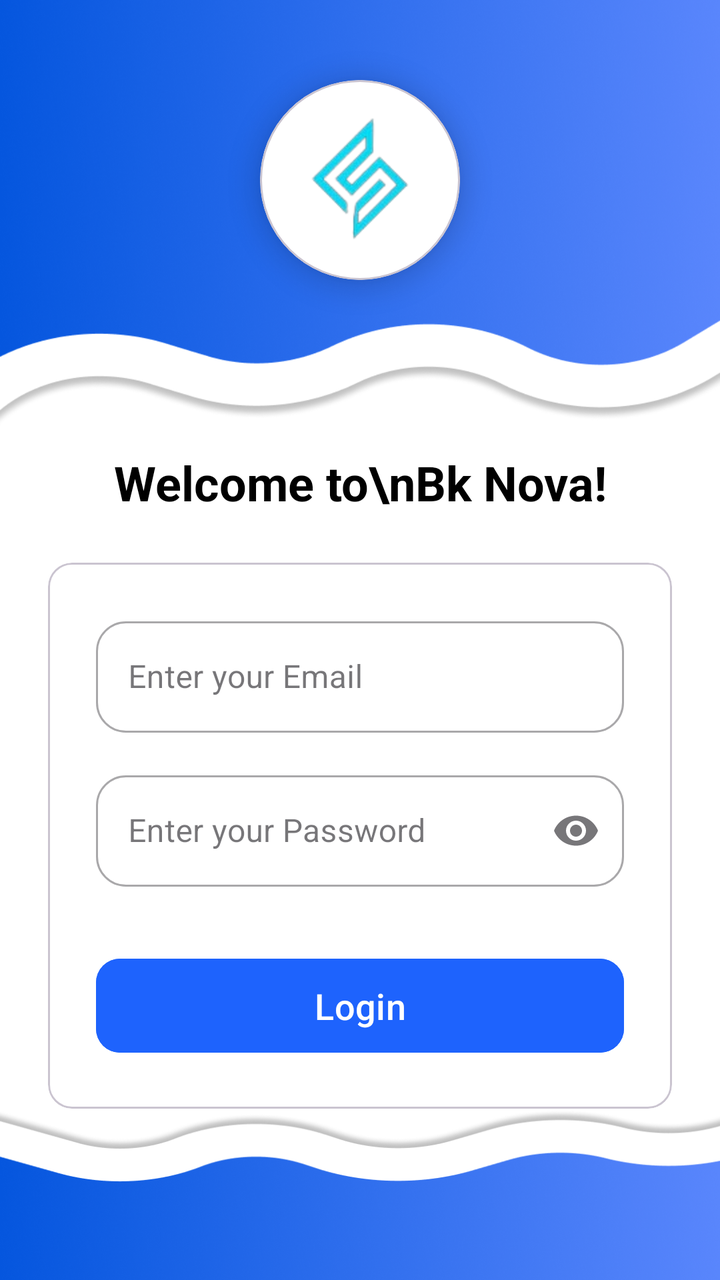
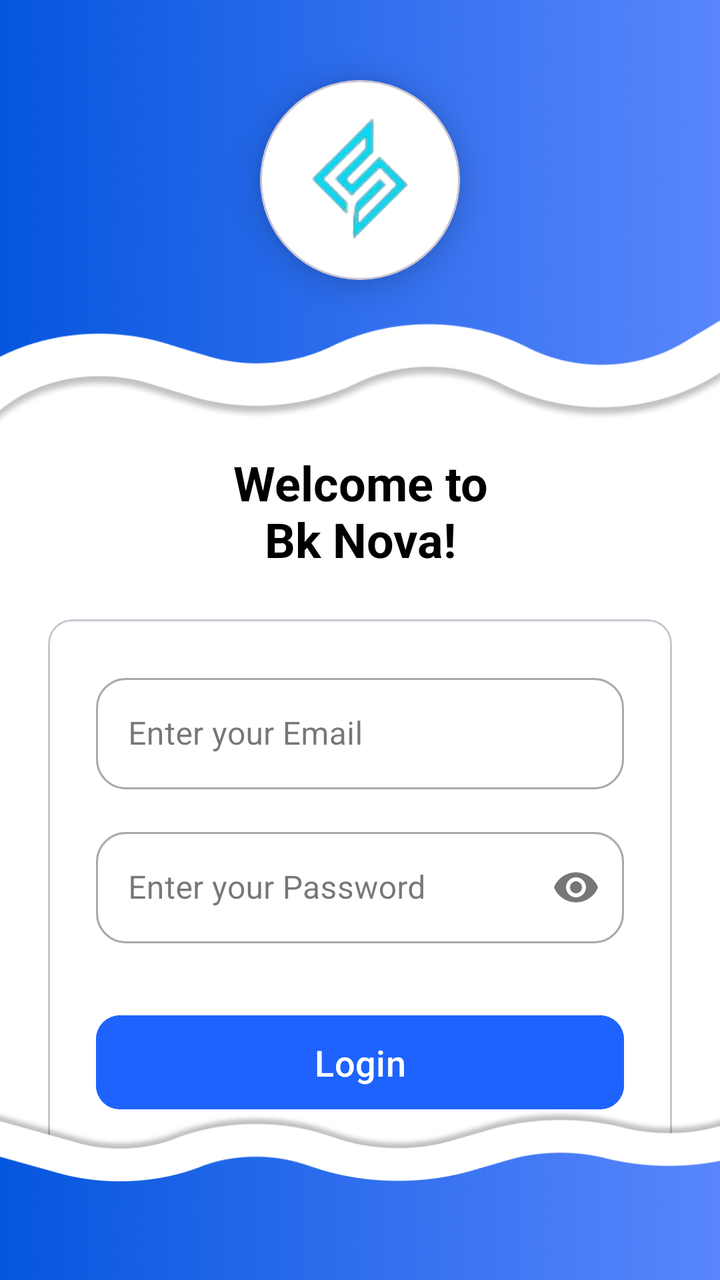

The first picture is an Android layout as it rendered before a commit; the second is the same layout after the commit. The layout source and the unified diff follow.
<!-- AndroidManifest.xml: application theme Theme.BkNova -->
<!-- res/layout/activity_login.xml -->
<?xml version="1.0" encoding="utf-8"?>
<androidx.constraintlayout.widget.ConstraintLayout xmlns:android="http://schemas.android.com/apk/res/android"
    xmlns:app="http://schemas.android.com/apk/res-auto"
    xmlns:tools="http://schemas.android.com/tools"
    android:layout_width="match_parent"
    android:layout_height="match_parent"
    android:background="#FFFFFF"
    android:id="@+id/main"
    tools:context=".activity.LoginActivity">

    
    <FrameLayout
        android:id="@+id/header_container"
        android:layout_width="match_parent"
        android:layout_height="220dp"
        android:background="@drawable/img_1"
        app:layout_constraintTop_toTopOf="parent">

        <com.google.android.material.card.MaterialCardView
            android:id="@+id/logo_card"
            android:layout_width="100dp"
            android:layout_height="100dp"
            android:layout_gravity="center"
            android:layout_marginBottom="20dp"
            app:cardBackgroundColor="@android:color/white"
            app:cardCornerRadius="50dp"
            app:cardElevation="8dp">

            <ImageView
                android:layout_width="100dp"
                android:layout_height="100dp"
                android:layout_gravity="center"
                android:src="@drawable/logo"
                tools:ignore="ContentDescription" />
        </com.google.android.material.card.MaterialCardView>
    </FrameLayout>

    
    <TextView
        android:id="@+id/tv_welcome"
        android:layout_width="wrap_content"
        android:layout_height="wrap_content"
        android:layout_marginTop="5dp"
        android:gravity="center"
        android:text="Welcome to\nBk Nova!"
        android:textColor="#000000"
        android:textSize="24sp"
        android:textStyle="bold"
        app:layout_constraintEnd_toEndOf="parent"
        app:layout_constraintStart_toStartOf="parent"
        app:layout_constraintTop_toBottomOf="@id/header_container" />

    
    <com.google.android.material.card.MaterialCardView
        android:id="@+id/login_card"
        android:layout_width="match_parent"
        android:layout_height="wrap_content"
        android:layout_marginStart="24dp"
        android:layout_marginEnd="24dp"
        android:layout_marginTop="24dp"


        app:layout_constraintEnd_toEndOf="parent"
        app:layout_constraintStart_toStartOf="parent"
        app:layout_constraintTop_toBottomOf="@id/tv_welcome">

        <LinearLayout
            android:layout_width="match_parent"
            android:layout_height="wrap_content"
            android:orientation="vertical"
            android:background="@color/white"
            android:padding="24dp">

            
            <com.google.android.material.textfield.TextInputLayout
                android:id="@+id/til_email"
                style="@style/Widget.MaterialComponents.TextInputLayout.OutlinedBox"
                android:layout_width="match_parent"
                android:layout_height="wrap_content"
                android:hint="Enter your Email"
                app:boxCornerRadiusBottomEnd="15dp"
                app:boxCornerRadiusBottomStart="15dp"
                app:boxCornerRadiusTopEnd="15dp"
                app:boxCornerRadiusTopStart="15dp">

                <com.google.android.material.textfield.TextInputEditText
                    android:layout_width="match_parent"
                    android:layout_height="wrap_content"
                    android:inputType="textEmailAddress" />
            </com.google.android.material.textfield.TextInputLayout>

            
            <com.google.android.material.textfield.TextInputLayout
                android:id="@+id/til_password"
                style="@style/Widget.MaterialComponents.TextInputLayout.OutlinedBox"
                android:layout_width="match_parent"
                android:layout_height="wrap_content"
                android:layout_marginTop="16dp"
                android:hint="Enter your Password"
                app:boxCornerRadiusBottomEnd="15dp"
                app:boxCornerRadiusBottomStart="15dp"
                app:boxCornerRadiusTopEnd="15dp"
                app:boxCornerRadiusTopStart="15dp"
                app:endIconMode="password_toggle">

                <com.google.android.material.textfield.TextInputEditText
                    android:layout_width="match_parent"
                    android:layout_height="wrap_content"
                    android:inputType="textPassword" />
            </com.google.android.material.textfield.TextInputLayout>

            
            <com.google.android.material.button.MaterialButton
                android:id="@+id/btn_login"
                android:layout_width="match_parent"
                android:layout_height="55dp"
                android:layout_marginTop="32dp"
                android:backgroundTint="#1E63FD"
                android:text="Login"
                android:textAllCaps="false"
                android:textSize="18sp"
                app:cornerRadius="12dp" />
        </LinearLayout>
    </com.google.android.material.card.MaterialCardView>

    
    <View
        android:id="@+id/bottom_bg"
        android:layout_width="match_parent"
        android:layout_height="120dp"
        android:background="@drawable/img"
        app:layout_constraintBottom_toBottomOf="parent" />

</androidx.constraintlayout.widget.ConstraintLayout>
<!-- resources referenced by this layout -->
<resources>
  <color name="white">#FFFFFFFF</color>
  <!-- drawable img: png bitmap (drawable, 131290 bytes) -->
  <!-- drawable img_1: png bitmap (drawable, 282688 bytes) -->
  <!-- drawable logo: png bitmap (drawable, 9816 bytes) -->
  <style name="Theme.BkNova" parent="Base.Theme.BkNova" />
  <style name="Base.Theme.BkNova" parent="Theme.Material3.DayNight.NoActionBar">
          
          
      </style>
</resources>

<!-- the commit's change to res/layout/activity_login.xml (unified diff, before → after) -->
@@ -42,7 +42,7 @@
         android:layout_height="wrap_content"
         android:layout_marginTop="5dp"
         android:gravity="center"
-        android:text="Welcome to\nBk Nova!"
+        android:text="@string/name_page"
         android:textColor="#000000"
         android:textSize="24sp"
         android:textStyle="bold"
@@ -53,31 +53,30 @@
     
     <com.google.android.material.card.MaterialCardView
         android:id="@+id/login_card"
-        android:layout_width="match_parent"
+        android:layout_width="0dp"
         android:layout_height="wrap_content"
         android:layout_marginStart="24dp"
         android:layout_marginEnd="24dp"
         android:layout_marginTop="24dp"
-
-
+        app:layout_constraintWidth_max="488dp"
         app:layout_constraintEnd_toEndOf="parent"
         app:layout_constraintStart_toStartOf="parent"
         app:layout_constraintTop_toBottomOf="@id/tv_welcome">
 
         <LinearLayout
             android:layout_width="match_parent"
-            android:layout_height="wrap_content"
-            android:orientation="vertical"
+            android:layout_height="wrap_content"            android:orientation="vertical"
             android:background="@color/white"
             android:padding="24dp">
 
-            
             <com.google.android.material.textfield.TextInputLayout
                 android:id="@+id/til_email"
                 style="@style/Widget.MaterialComponents.TextInputLayout.OutlinedBox"
                 android:layout_width="match_parent"
                 android:layout_height="wrap_content"
-                android:hint="Enter your Email"
+                android:hint="@string/email"
+                app:maxWidth="488dp"
+                android:layout_gravity="center_horizontal"
                 app:boxCornerRadiusBottomEnd="15dp"
                 app:boxCornerRadiusBottomStart="15dp"
                 app:boxCornerRadiusTopEnd="15dp"
@@ -89,14 +88,15 @@
                     android:inputType="textEmailAddress" />
             </com.google.android.material.textfield.TextInputLayout>
 
-            
             <com.google.android.material.textfield.TextInputLayout
                 android:id="@+id/til_password"
                 style="@style/Widget.MaterialComponents.TextInputLayout.OutlinedBox"
                 android:layout_width="match_parent"
                 android:layout_height="wrap_content"
                 android:layout_marginTop="16dp"
-                android:hint="Enter your Password"
+                android:hint="@string/password"
+                app:maxWidth="488dp"
+                android:layout_gravity="center_horizontal"
                 app:boxCornerRadiusBottomEnd="15dp"
                 app:boxCornerRadiusBottomStart="15dp"
                 app:boxCornerRadiusTopEnd="15dp"
@@ -112,11 +112,14 @@
             
             <com.google.android.material.button.MaterialButton
                 android:id="@+id/btn_login"
-                android:layout_width="match_parent"
+                android:layout_width="wrap_content"
                 android:layout_height="55dp"
                 android:layout_marginTop="32dp"
+                android:layout_gravity="center_horizontal"
+                android:minWidth="280dp"
+                android:maxWidth="320dp"
                 android:backgroundTint="#1E63FD"
-                android:text="Login"
+                android:text="@string/login"
                 android:textAllCaps="false"
                 android:textSize="18sp"
                 app:cornerRadius="12dp" />
<!-- resource entries referenced after the edit -->
@@ -4,6 +4,10 @@
   <!-- drawable img: png bitmap (drawable, 131290 bytes) -->
   <!-- drawable img_1: png bitmap (drawable, 282688 bytes) -->
   <!-- drawable logo: png bitmap (drawable, 9816 bytes) -->
+  <string name="email">Enter your Email</string>
+  <string name="login">Login</string>
+  <string name="name_page">Welcome to\nBk Nova!</string>
+  <string name="password">Enter your Password</string>
   <style name="Theme.BkNova" parent="Base.Theme.BkNova" />
   <style name="Base.Theme.BkNova" parent="Theme.Material3.DayNight.NoActionBar">
           
